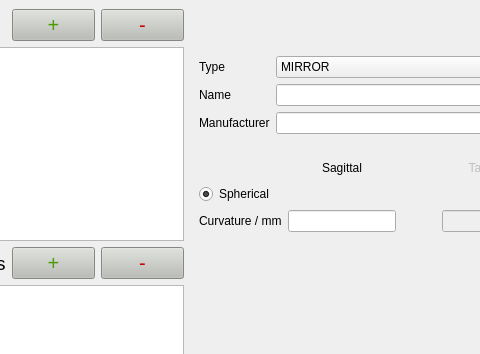
First picture: the form in assets/library_window.ui, repository NiceLaserGuy/GRay-CAD-2, before the edit; both pictures show x 111 to 591 and y 0 to 354 of the 679 by 744 pixel window.
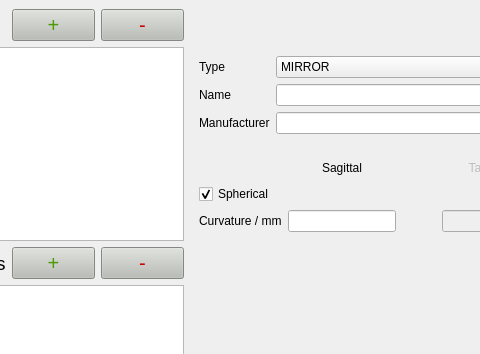
Second picture: the form after the edit.

The edit to the form file:
```diff
--- a/assets/library_window.ui
+++ b/assets/library_window.ui
@@ -178,22 +178,6 @@
          </property>
         </widget>
        </item>
-       <item row="1" column="0">
-        <widget class="QRadioButton" name="radioButton_is_spherical">
-         <property name="enabled">
-          <bool>true</bool>
-         </property>
-         <property name="acceptDrops">
-          <bool>false</bool>
-         </property>
-         <property name="text">
-          <string>Spherical</string>
-         </property>
-         <property name="checked">
-          <bool>true</bool>
-         </property>
-        </widget>
-       </item>
        <item row="0" column="0">
         <spacer name="horizontalSpacer">
          <property name="orientation">
@@ -220,6 +204,16 @@
          </property>
         </widget>
        </item>
+       <item row="1" column="0">
+        <widget class="QCheckBox" name="checkBox_is_spherical">
+         <property name="text">
+          <string>Spherical</string>
+         </property>
+         <property name="checked">
+          <bool>true</bool>
+         </property>
+        </widget>
+       </item>
       </layout>
      </widget>
     </item>
```
